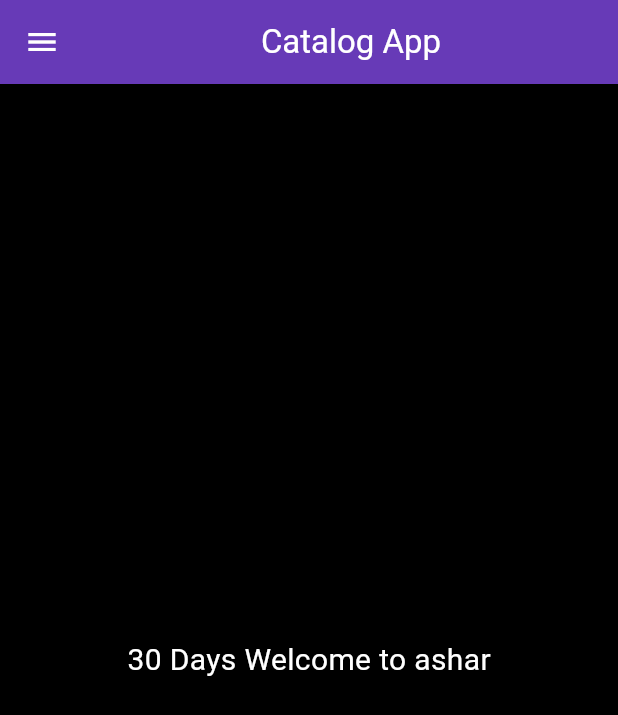
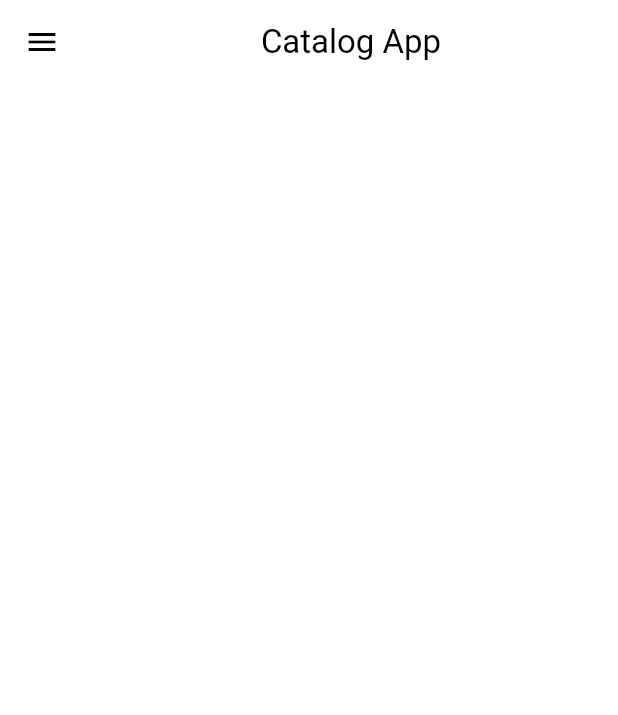
Before and after one commit to Asharusmani/FlutterWork, a Flutter app: the screen it shows after launch, on a phone screen of 412 x 824 dp. Shown: the top 715 px of the screen. Run offline on Flutter 3.47's test engine with Material 3 defaults, Android fonts, the phone set to English and light mode, and no system bars; our stand-ins replace google_fonts.

Commit message:
Day 9 completed

```diff
--- a/lib/main.dart
+++ b/lib/main.dart
@@ -2,8 +2,9 @@ import 'package:first_app/pages/home_page.dart';
 import 'package:first_app/pages/login_page.dart';
 import 'package:first_app/pages/sign_outpage.dart';
 import 'package:first_app/utilis/routes.dart';
+import 'package:first_app/widgets/themes.dart';
 import 'package:flutter/material.dart';
-import 'package:google_fonts/google_fonts.dart';
+
 
 void main() {
   runApp(MyApp());
@@ -15,12 +16,8 @@ class MyApp extends StatelessWidget {
     return MaterialApp(
        // Specify the initial route
       themeMode: ThemeMode.light,
-      theme: ThemeData(primarySwatch: Colors.deepPurple),
-
-      darkTheme: ThemeData(
-        brightness: Brightness.dark,
-        fontFamily: GoogleFonts.lato().fontFamily,
-      ),
+      theme: MyTheme.lightTheme(context),
+      darkTheme: MyTheme.darkTheme(context),
     debugShowCheckedModeBanner: false,
       initialRoute: Myroutes.homeRoutes,
       routes: {
--- a/lib/pages/home_page.dart
+++ b/lib/pages/home_page.dart
@@ -10,17 +10,18 @@ class HomePage extends StatelessWidget {
   @override
   Widget build(BuildContext context) {
     return  Scaffold(
-      backgroundColor: Colors.black, // Background color of the Scaffold
+      backgroundColor: Colors.white,//Background color of the Scaffold
       appBar: AppBar(
-        title:  const Center(child: Text("Catalog App")),
-        foregroundColor: Colors.white, // Font color of the AppBar title
-        backgroundColor: Colors.deepPurple, // Background color of the AppBar
+        title: Center(child: const Text("Catalog App",style: TextStyle(color: Colors.black ),)),
+        // foregroundColor: Colors.black, // Font color of the AppBar title
+        // backgroundColor: Colors.white,
+        // iconTheme: IconThemeData(color: Colors.black),// Background color of the AppBar
       ),
       body: Center(
         child: Container(
           child: Text(
             "$days Days Welcome to $name",
-            style: TextStyle(
+            style: const TextStyle(
               color: Colors.white,
               fontSize: 20,
             ),
--- /dev/null
+++ b/lib/widgets/themes.dart
@@ -0,0 +1,22 @@
+
+import 'package:flutter/material.dart';
+import 'package:google_fonts/google_fonts.dart';
+
+class MyTheme {
+  static ThemeData lightTheme(BuildContext context) => ThemeData(
+    primarySwatch: Colors.deepPurple,
+    appBarTheme: const AppBarTheme(
+      color: Colors.white,
+      elevation: 0.0,
+      iconTheme: IconThemeData(color: Colors.black),
+
+            // textTheme: Theme.of(context).textTheme,
+    ),
+  );
+
+  static ThemeData darkTheme(BuildContext context) => ThemeData(
+    brightness: Brightness.dark,
+    fontFamily: GoogleFonts.lato().fontFamily,
+  );
+
+}
```
